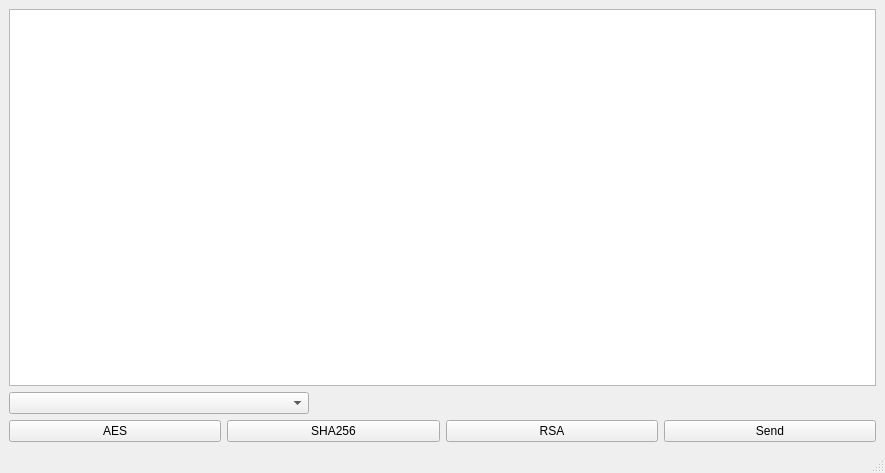
Above: security.ui from mourra950/Secure-Communication-Suite--A-Cryptography-Application-in-Python before the change. Below: the same form after it.
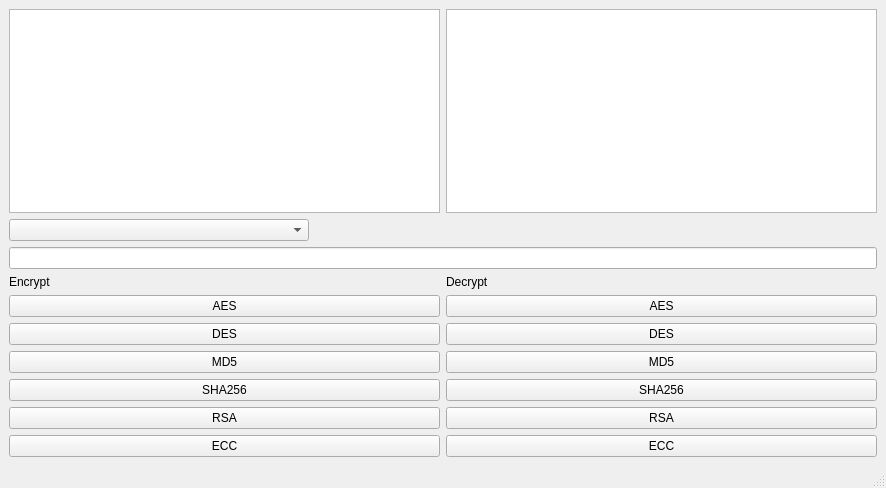
That is the form after the change.

Patch:
```diff
--- a/security.ui
+++ b/security.ui
@@ -6,8 +6,8 @@
    <rect>
     <x>0</x>
     <y>0</y>
-    <width>885</width>
-    <height>473</height>
+    <width>886</width>
+    <height>488</height>
    </rect>
   </property>
   <property name="windowTitle">
@@ -16,9 +16,19 @@
   <widget class="QWidget" name="centralwidget">
    <layout class="QVBoxLayout" name="verticalLayout_2">
     <item>
+     <layout class="QHBoxLayout" name="horizontalLayout_2">
+      <property name="topMargin">
+       <number>0</number>
+      </property>
+      <item>
      <widget class="QTextEdit" name="TextArea"/>
     </item>
     <item>
+       <widget class="QTextEdit" name="CipherArea"/>
+      </item>
+     </layout>
+    </item>
+    <item>
      <widget class="QComboBox" name="KeySizeComboBox">
       <property name="maximumSize">
        <size>
@@ -28,6 +38,9 @@
       </property>
      </widget>
     </item>
+    <item>
+     <widget class="QLineEdit" name="Key_lineEdit"/>
+    </item>
     <item>
      <layout class="QVBoxLayout" name="verticalLayout">
       <item>
@@ -36,32 +49,110 @@
          <number>0</number>
         </property>
         <item>
-         <widget class="QPushButton" name="EncryptButn">
+         <layout class="QVBoxLayout" name="verticalLayout_3">
+          <item>
+           <widget class="QLabel" name="label">
+            <property name="text">
+             <string>Encrypt</string>
+            </property>
+           </widget>
+          </item>
+          <item>
+           <widget class="QPushButton" name="AES_btn">
           <property name="text">
            <string>AES</string>
           </property>
          </widget>
         </item>
         <item>
-         <widget class="QPushButton" name="pushButton">
+           <widget class="QPushButton" name="DES_btn">
+            <property name="text">
+             <string>DES</string>
+            </property>
+           </widget>
+          </item>
+          <item>
+           <widget class="QPushButton" name="MD5_btn">
+            <property name="text">
+             <string>MD5</string>
+            </property>
+           </widget>
+          </item>
+          <item>
+           <widget class="QPushButton" name="SHA256_btn">
           <property name="text">
            <string>SHA256</string>
           </property>
          </widget>
         </item>
         <item>
-         <widget class="QPushButton" name="pushButton_3">
+           <widget class="QPushButton" name="RSA_btn">
           <property name="text">
            <string>RSA</string>
+            </property>
+           </widget>
+          </item>
+          <item>
+           <widget class="QPushButton" name="ECC_btn">
+            <property name="text">
+             <string>ECC</string>
+            </property>
+           </widget>
+          </item>
+         </layout>
+        </item>
+        <item>
+         <layout class="QVBoxLayout" name="verticalLayout_4">
+          <item>
+           <widget class="QLabel" name="label_2">
+            <property name="text">
+             <string>Decrypt</string>
+            </property>
+           </widget>
+          </item>
+          <item>
+           <widget class="QPushButton" name="AES_Dbtn">
+            <property name="text">
+             <string>AES</string>
           </property>
          </widget>
         </item>
         <item>
          <widget class="QPushButton" name="pushButton_2">
           <property name="text">
-           <string>Send</string>
-          </property>
-         </widget>
+             <string>DES</string>
+            </property>
+           </widget>
+          </item>
+          <item>
+           <widget class="QPushButton" name="pushButton_3">
+            <property name="text">
+             <string>MD5</string>
+            </property>
+           </widget>
+          </item>
+          <item>
+           <widget class="QPushButton" name="pushButton_4">
+            <property name="text">
+             <string>SHA256</string>
+            </property>
+           </widget>
+          </item>
+          <item>
+           <widget class="QPushButton" name="pushButton_5">
+            <property name="text">
+             <string>RSA</string>
+            </property>
+           </widget>
+          </item>
+          <item>
+           <widget class="QPushButton" name="pushButton_6">
+            <property name="text">
+             <string>ECC</string>
+            </property>
+           </widget>
+          </item>
+         </layout>
         </item>
        </layout>
       </item>
```
Left out of the diff: 2 changed lines with no effect on the pictures. Lines whose indentation alone changed are shown as unchanged.
